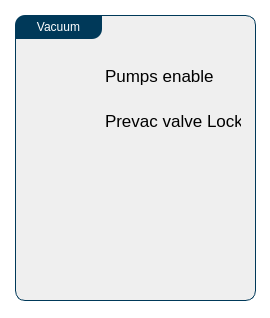
pnjun/UrsaPQ-Manager, file Utils/ursapqConsole/vacuum.ui: the form before one commit.
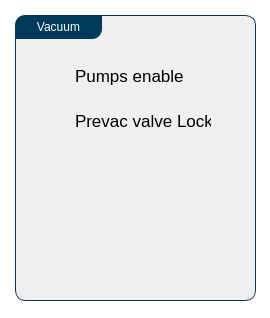
The form after the commit.

What changed in the file:
```diff
--- a/Utils/ursapqConsole/vacuum.ui
+++ b/Utils/ursapqConsole/vacuum.ui
@@ -65,7 +65,7 @@
     <widget class="QLabel" name="label_2">
      <property name="geometry">
       <rect>
-       <x>90</x>
+       <x>60</x>
        <y>90</y>
        <width>136</width>
        <height>31</height>
@@ -89,7 +89,7 @@
     <widget class="QLabel" name="label_3">
      <property name="geometry">
       <rect>
-       <x>90</x>
+       <x>60</x>
        <y>45</y>
        <width>136</width>
        <height>31</height>
```
